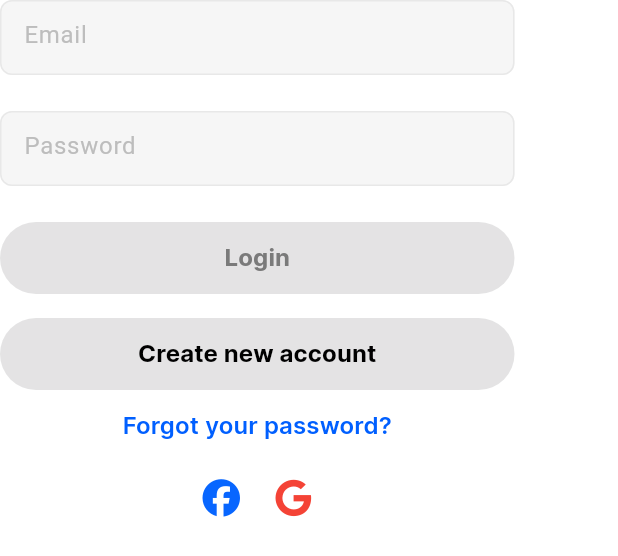
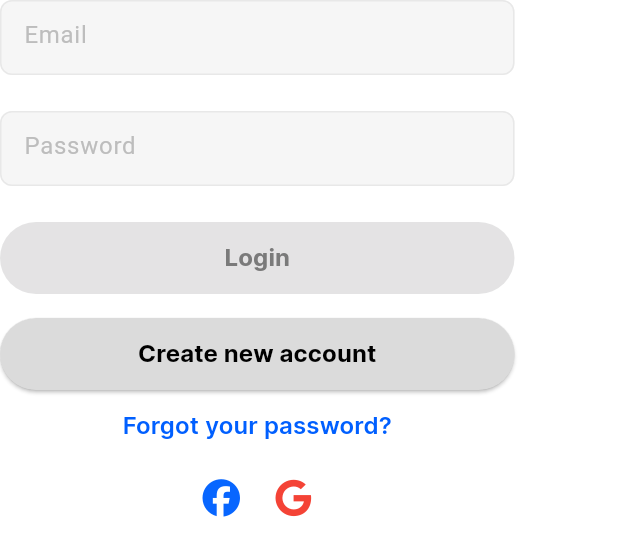
Before and after one commit to ngochungg/chat-app, a Flutter app: the FieldTextWidget widget shown alone on an empty page, opened directly, on a phone screen of 412 x 824 dp. Shown: the top 556 px of the screen. Run offline on Flutter 3.47's test engine with Material 3 defaults, Android fonts, the light colour scheme and no system bars; our stand-ins replace carousel_slider, dots_indicator, font_awesome_flutter.

Commit message:
fix login + create signup page

```diff
--- a/chatapp/lib/Common/Colors.dart
+++ b/chatapp/lib/Common/Colors.dart
@@ -2,7 +2,8 @@ import 'package:flutter/material.dart';
 
 const Primary =  Color(0xff1E68D7);
 const D9D9D9 = Color(0xffD9D9D9);
-const BlueBtn = Color(0xff005FFF) ;
+const BlueBtn = Color(0xff005FFF);
+const GreyBtn = Color(0xffDBDBDB);
 const FBBlue = Color(0xff0866FF);
 const BorderBox = Color(0xffE8E8E8);
 const BoxFill = Color(0xffF6F6F6);
--- a/chatapp/lib/login/login.dart
+++ b/chatapp/lib/login/login.dart
@@ -1,3 +1,4 @@
+import 'package:chatapp/signup/signup.dart';
 import 'package:flutter/material.dart';
 import 'package:font_awesome_flutter/font_awesome_flutter.dart';
 import '../Common/Colors.dart';
@@ -109,7 +110,6 @@ class FieldTextState extends State<FieldTextWidget> {
 
   @override
   void initState() {
-    // TODO: implement initState
     super.initState();
   }
 
@@ -242,12 +242,20 @@ class FieldTextState extends State<FieldTextWidget> {
             )
           ),
         ),
-        const SizedBox(
+        SizedBox(
           width: 343.0,
           height: 48,
           child: ElevatedButton(
-            onPressed: null,
-            child: Text(
+            onPressed: () {
+              Navigator.push(
+                  context,
+                  MaterialPageRoute(builder: (context) => const SignUpPage())
+                );
+            },
+            style: ElevatedButton.styleFrom(
+              backgroundColor: GreyBtn
+            ),
+            child: const Text(
               'Create new account',
               style: TextStyle(
                 fontFamily: 'Inter-Bold',
@@ -257,9 +265,9 @@ class FieldTextState extends State<FieldTextWidget> {
             ),
           )
         ),
-        const TextButton(
-          onPressed: null,
-          child: Text(
+        TextButton(
+          onPressed: () { },
+          child: const Text(
             'Forgot your password?',
             style: TextStyle(
               fontFamily: 'Inter-Semibold',
@@ -268,7 +276,7 @@ class FieldTextState extends State<FieldTextWidget> {
             ),
           )
         ),
-        const SizedBox(
+        SizedBox(
           width: 96.0,
           child: Row(
             mainAxisSize: MainAxisSize.max,
@@ -276,20 +284,20 @@ class FieldTextState extends State<FieldTextWidget> {
             crossAxisAlignment: CrossAxisAlignment.center,
             children: [
               IconButton(
-                icon: Icon(
+                icon: const Icon(
                   FontAwesomeIcons.facebook,
                   color: FBBlue,
                   size: 25.0,
                 ),
-                onPressed: null
+                onPressed: () {}
               ),
               IconButton(
-                icon: Icon(
+                icon: const Icon(
                   FontAwesomeIcons.google,
                   color: Colors.red,
                   size: 25.0,
                 ),
-                onPressed: null
+                onPressed: () {}
               ),
             ],
           ),
```
Also changed, not shown: chatapp/lib/signup/signup.dart (added, +15 -0 lines).
